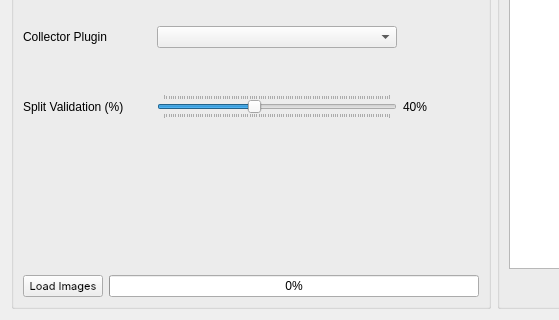
The window that view/importfileswidget.ui (Joensw/RCAIT) describes before a commit, drawn with Qt 5; both pictures show x 0 to 559 and y 151 to 471 of the 988 by 471 pixel window.
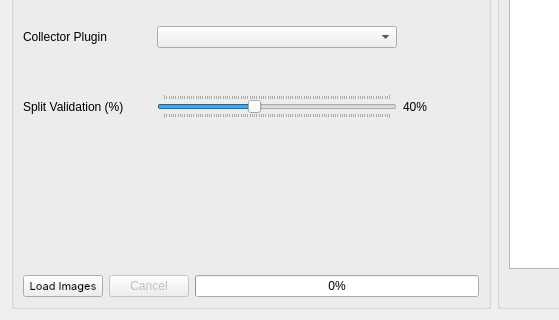
The same window after the commit. Icons and pictures are not drawn. Custom widgets are drawn as their Qt base class.

Commit message: Added "Cancel"-Button to ImportFilesWidget

The edit to the form file:
```diff
--- a/view/importfileswidget.ui
+++ b/view/importfileswidget.ui
@@ -36,14 +36,7 @@
         </property>
        </widget>
       </item>
-      <item row="3" column="1">
-       <widget class="QProgressBar" name="progressBar_images">
-        <property name="value">
-         <number>0</number>
-        </property>
-       </widget>
-      </item>
-      <item row="1" column="1">
+      <item row="1" column="2">
        <spacer name="verticalSpacer_3">
         <property name="orientation">
          <enum>Qt::Vertical</enum>
@@ -56,7 +49,21 @@
         </property>
        </spacer>
       </item>
-      <item row="0" column="0" colspan="2">
+      <item row="2" column="2">
+       <widget class="QLabel" name="label_pluginStatus">
+        <property name="text">
+         <string/>
+        </property>
+       </widget>
+      </item>
+      <item row="3" column="2">
+       <widget class="QProgressBar" name="progressBar_images">
+        <property name="value">
+         <number>0</number>
+        </property>
+       </widget>
+      </item>
+      <item row="0" column="0" colspan="3">
        <layout class="QGridLayout" name="gridLayout_12">
         <item row="8" column="0">
          <widget class="QLabel" name="label_split">
@@ -236,10 +243,13 @@
         </item>
        </layout>
       </item>
-      <item row="2" column="1">
-       <widget class="QLabel" name="label_pluginStatus">
+      <item row="3" column="1">
+       <widget class="QPushButton" name="pushButton_abortLoading">
+        <property name="enabled">
+         <bool>false</bool>
+        </property>
         <property name="text">
-         <string/>
+         <string>Cancel</string>
         </property>
        </widget>
       </item>
```
Left out of the diff: 1 changed line with no effect on the pictures. The commit also changes 4 other files.
